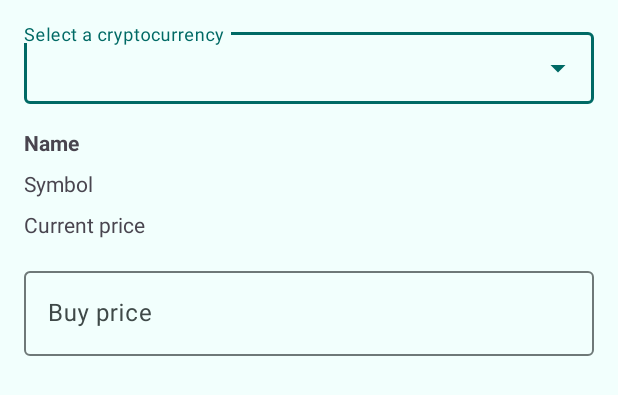
After one commit to YashPindiwala/CryptoTracker, an Android app: the layout crypto_form.xml on its own in the app's theme, with its tools: preview values and no code run, on a phone screen of 412 x 824 dp. The commit adds this screen. Shown: the top 395 px of the screen. Run offline under Robolectric (Android 15) with nearby library versions, the phone set to English and light mode, and no system bars; network calls fail.

Commit message:
Created Investment Form * Created investment form for fab button on the investment tab * User is able to search through the API and select a coin * Displays current price and allows user to input the price

```diff
--- /dev/null
+++ b/app/src/main/res/layout/crypto_form.xml
@@ -0,0 +1,59 @@
+<?xml version="1.0" encoding="utf-8"?>
+<LinearLayout xmlns:android="http://schemas.android.com/apk/res/android"
+    xmlns:app="http://schemas.android.com/apk/res-auto"
+    android:layout_width="match_parent"
+    android:layout_height="wrap_content"
+    android:orientation="vertical"
+    android:padding="16dp">
+
+    <com.google.android.material.textfield.TextInputLayout
+        android:id="@+id/crypto_til"
+        android:layout_width="match_parent"
+        android:layout_height="wrap_content"
+        app:endIconMode="dropdown_menu">
+
+        <com.google.android.material.textfield.MaterialAutoCompleteTextView
+            android:id="@+id/crypto_dropdown"
+            android:layout_width="match_parent"
+            android:layout_height="wrap_content"
+            android:hint="Select a cryptocurrency" />
+
+    </com.google.android.material.textfield.TextInputLayout>
+
+    <TextView
+        android:id="@+id/crypto_name"
+        android:layout_width="wrap_content"
+        android:layout_height="wrap_content"
+        android:text="Name"
+        android:textStyle="bold"
+        android:layout_marginTop="16dp" />
+
+    <TextView
+        android:id="@+id/crypto_symbol"
+        android:layout_width="wrap_content"
+        android:layout_height="wrap_content"
+        android:text="Symbol"
+        android:layout_marginTop="8dp" />
+
+    <TextView
+        android:id="@+id/crypto_current_price"
+        android:layout_width="wrap_content"
+        android:layout_height="wrap_content"
+        android:text="Current price"
+        android:layout_marginTop="8dp" />
+
+    <com.google.android.material.textfield.TextInputLayout
+        android:layout_width="match_parent"
+        android:layout_height="wrap_content"
+        android:hint="Buy price"
+        android:layout_marginTop="16dp">
+
+        <com.google.android.material.textfield.TextInputEditText
+            android:id="@+id/crypto_buy_price"
+            android:layout_width="match_parent"
+            android:layout_height="wrap_content"
+            android:inputType="numberDecimal" />
+
+    </com.google.android.material.textfield.TextInputLayout>
+
+</LinearLayout>
```
Also changed, not shown: app/src/main/java/com/project/app/cryptotracker/API/CoinListingRequest.java (+64 -0 lines), app/src/main/java/com/project/app/cryptotracker/MainActivity.java (+81 -0 lines), app/src/main/java/com/project/app/cryptotracker/POJO/CoinListing.java (+19 -1 lines).
